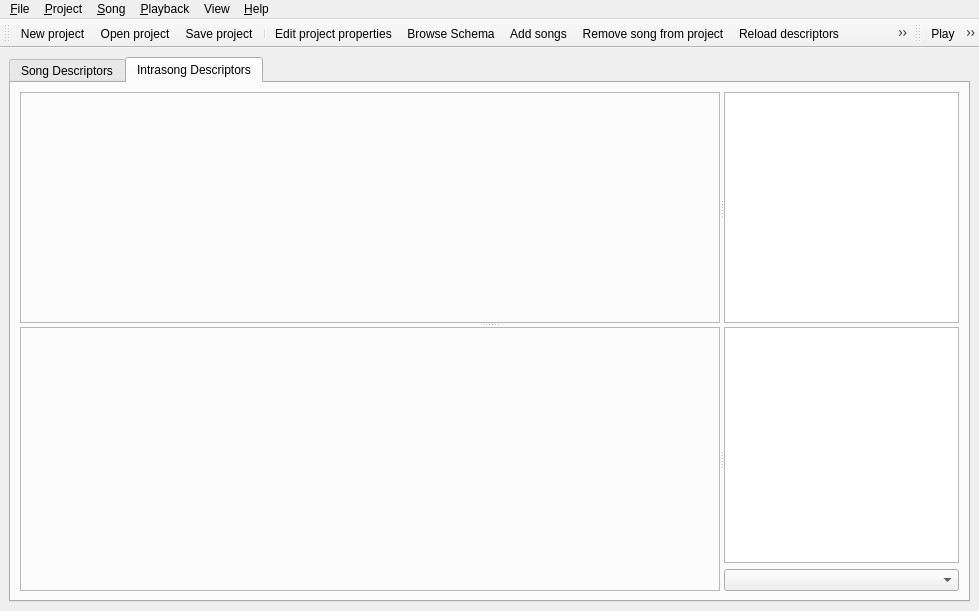
clam-project/clam, file Annotator/src/Annotator.ui: the form before one commit.
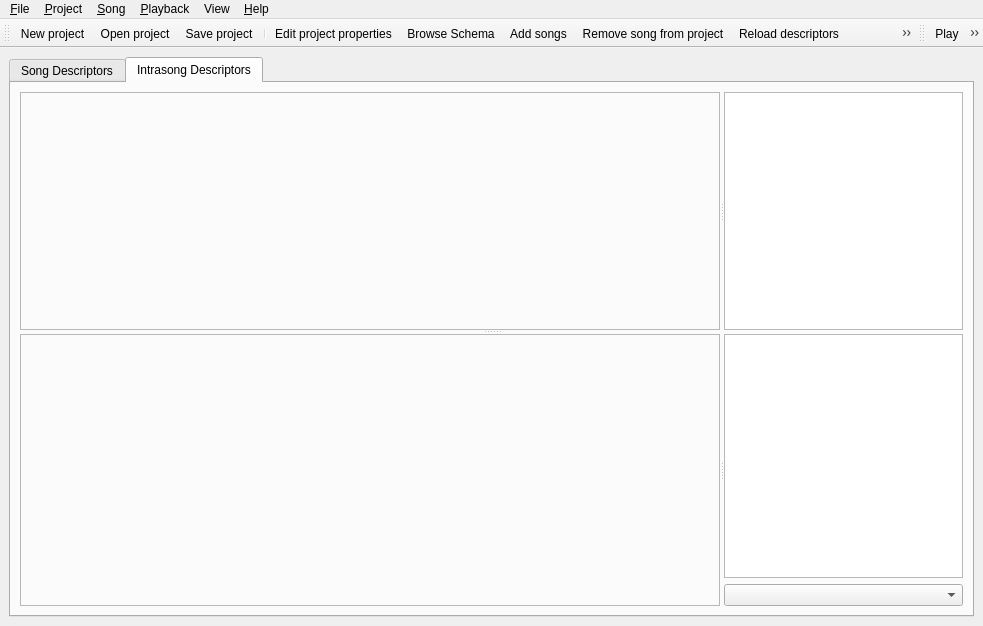
The form after the commit. The open tabs and pages were chosen to show the change. Icons and pictures are not drawn. Custom widgets are drawn as their Qt base class.

Commit message: Online tutorial available form the menu and toolbar

The edit to the form file:
```diff
--- a/Annotator/src/Annotator.ui
+++ b/Annotator/src/Annotator.ui
@@ -8,8 +8,8 @@
    <rect>
     <x>0</x>
     <y>0</y>
-    <width>979</width>
-    <height>611</height>
+    <width>983</width>
+    <height>626</height>
    </rect>
   </property>
   <property name="sizePolicy" >
@@ -205,6 +205,9 @@
            <property name="midLineWidth" >
             <number>4</number>
            </property>
+           <property name="orientation" >
+            <enum>Qt::Horizontal</enum>
+           </property>
            <widget class="CLAM::VM::AudioPlot" name="mSegmentEditor" >
             <property name="sizePolicy" >
              <sizepolicy>
@@ -317,6 +320,7 @@
    <addaction name="songComputeDescriptorsAction" />
    <addaction name="songSaveDescriptorsAction" />
    <addaction name="separator" />
+   <addaction name="actionOnline_Tutorial" />
    <addaction name="helpWhatsThisAction" />
   </widget>
   <widget class="QToolBar" name="TransportToolbar" >
@@ -338,8 +342,8 @@
     <rect>
      <x>0</x>
      <y>0</y>
-     <width>979</width>
-     <height>31</height>
+     <width>983</width>
+     <height>29</height>
     </rect>
    </property>
    <widget class="QMenu" name="mSongMenu" >
@@ -369,15 +373,6 @@
     <addaction name="separator" />
     <addaction name="fileExitAction" />
    </widget>
-   <widget class="QMenu" name="help" >
-    <property name="title" >
-     <string>&amp;Help</string>
-    </property>
-    <addaction name="helpWhatsThisAction" />
-    <addaction name="separator" />
-    <addaction name="helpAboutQtAction" />
-    <addaction name="helpAboutAction" />
-   </widget>
    <widget class="QMenu" name="mPlaybackMenu" >
     <property name="title" >
      <string>&amp;Playback</string>
@@ -403,6 +398,16 @@
     <addaction name="actionAddFrameEvolutionView" />
     <addaction name="menuAddInstantView" />
    </widget>
+   <widget class="QMenu" name="help" >
+    <property name="title" >
+     <string>&amp;Help</string>
+    </property>
+    <addaction name="actionOnline_Tutorial" />
+    <addaction name="helpWhatsThisAction" />
+    <addaction name="separator" />
+    <addaction name="helpAboutQtAction" />
+    <addaction name="helpAboutAction" />
+   </widget>
    <addaction name="mFileMenu" />
    <addaction name="mProjectMenu" />
    <addaction name="mSongMenu" />
@@ -717,26 +722,22 @@
   </action>
   <action name="actionPrueba" >
    <property name="text" >
-    <string>Prueba</string>
+    <string>Online &amp;Tutorial</string>
    </property>
   </action>
  </widget>
  <layoutdefault spacing="6" margin="11" />
  <pixmapfunction></pixmapfunction>
  <customwidgets>
-  <customwidget>
-   <class>CLAM::VM::BPFPlot</class>
-   <extends>QFrame</extends>
-   <header>vmBPFPlot.hxx</header>
-   <container>0</container>
-   <pixmap></pixmap>
-  </customwidget>
   <customwidget>
    <class>CLAM::VM::AudioPlot</class>
    <extends>QFrame</extends>
    <header>vmAudioPlot.hxx</header>
-   <container>0</container>
-   <pixmap></pixmap>
+  </customwidget>
+  <customwidget>
+   <class>CLAM::VM::BPFPlot</class>
+   <extends>QFrame</extends>
+   <header>vmBPFPlot.hxx</header>
   </customwidget>
  </customwidgets>
  <tabstops>
```
Left out of the diff: 9 changed lines with no effect on the pictures. The commit also changes 6 other files.
